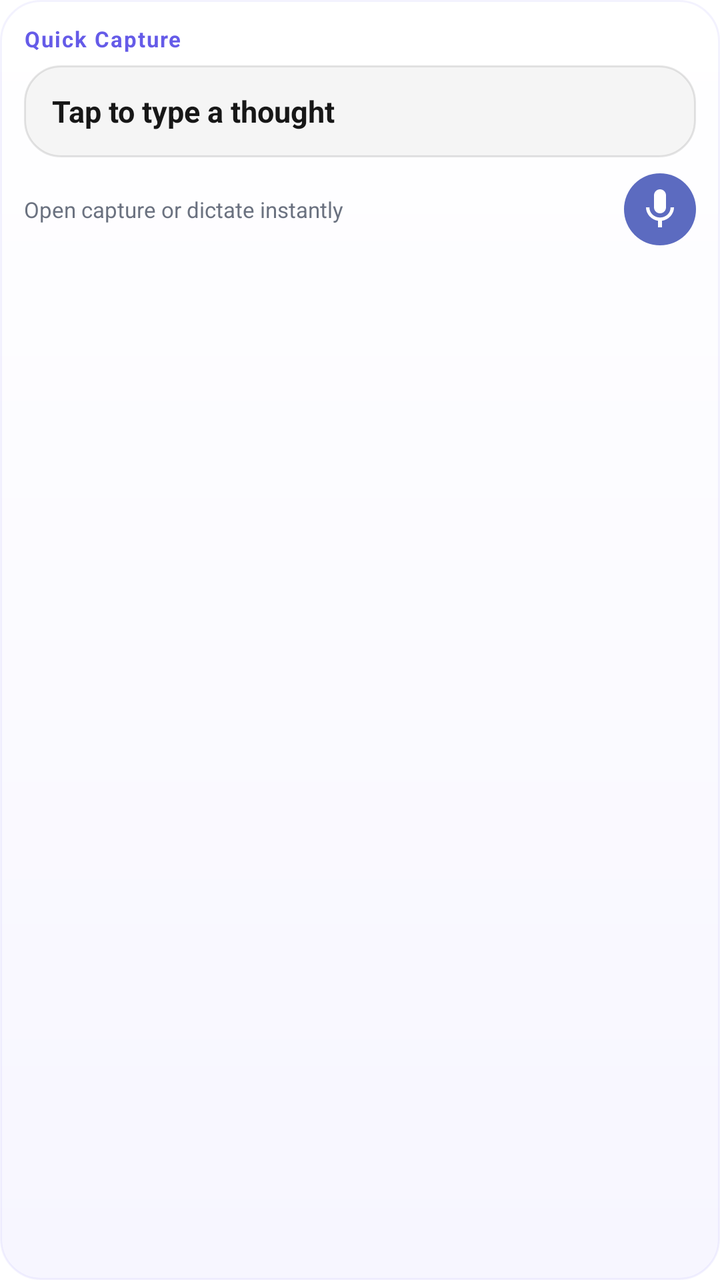
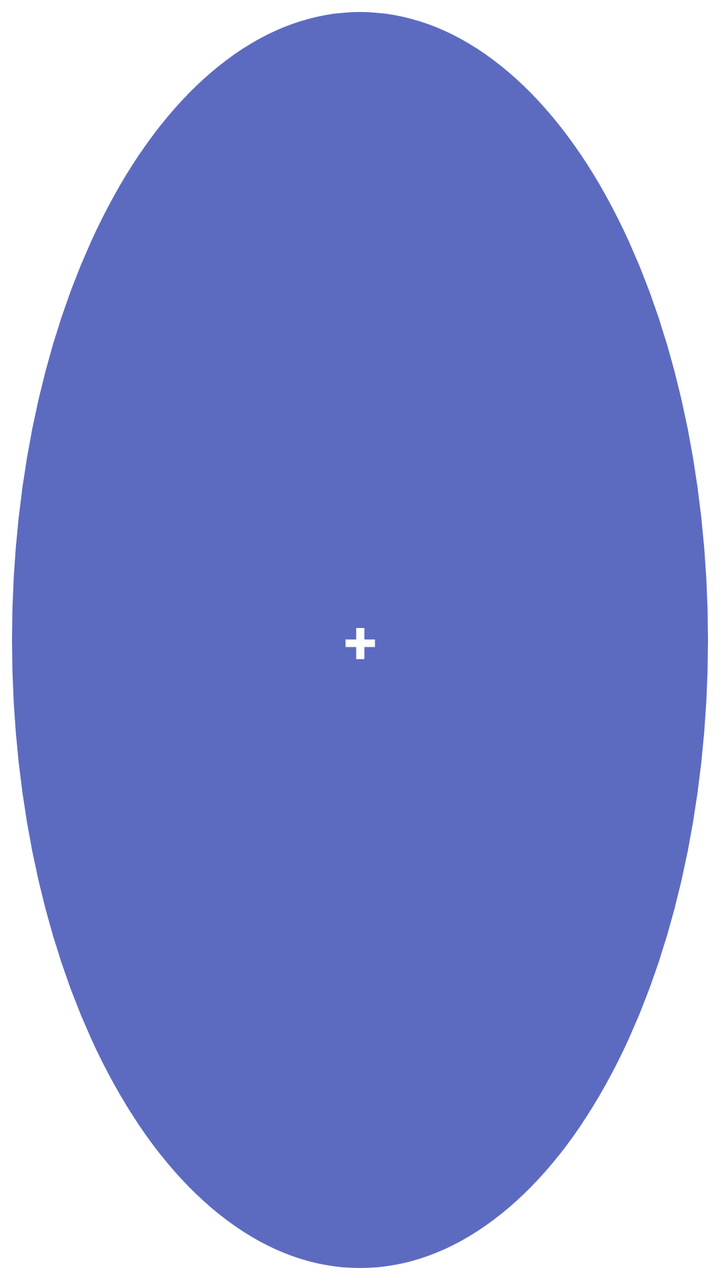

Two renders of the same Android screen: before a commit and after it. Below are the layout's source before the change and the commit's diff.
<!-- AndroidManifest.xml: application theme Theme.jot -->
<!-- res/layout/widget_quick_capture.xml -->
<?xml version="1.0" encoding="utf-8"?>
<LinearLayout xmlns:android="http://schemas.android.com/apk/res/android"
    android:layout_width="match_parent"
    android:layout_height="match_parent"
    android:orientation="vertical"
    android:background="@drawable/widget_background"
    android:padding="12dp">

    <TextView
        android:layout_width="wrap_content"
        android:layout_height="wrap_content"
        android:text="Quick Capture"
        android:textColor="#FF655BE8"
        android:textSize="11sp"
        android:textStyle="bold"
        android:letterSpacing="0.06" />

    <TextView
        android:id="@+id/capture_field"
        android:layout_width="match_parent"
        android:layout_height="wrap_content"
        android:layout_marginTop="6dp"
        android:background="@drawable/capture_field_bg"
        android:gravity="center_vertical"
        android:minHeight="46dp"
        android:paddingStart="14dp"
        android:paddingTop="10dp"
        android:paddingEnd="14dp"
        android:paddingBottom="10dp"
        android:text="Tap to type a thought"
        android:textColor="#FF171717"
        android:textSize="15sp"
        android:textStyle="bold" />

    <LinearLayout
        android:layout_width="match_parent"
        android:layout_height="wrap_content"
        android:layout_marginTop="8dp"
        android:gravity="center_vertical"
        android:orientation="horizontal">

        <TextView
            android:layout_width="0dp"
            android:layout_height="wrap_content"
            android:layout_weight="1"
            android:text="Open capture or dictate instantly"
            android:textColor="#FF6B7280"
            android:textSize="11sp" />

        <ImageButton
            android:id="@+id/capture_button"
            android:layout_width="36dp"
            android:layout_height="36dp"
            android:background="@drawable/capture_button_bg"
            android:contentDescription="Voice capture"
            android:scaleType="center"
            android:src="@drawable/ic_mic"
            android:tint="#FFFFFFFF" />
    </LinearLayout>

</LinearLayout>
<!-- resources referenced by this layout -->
<resources>
  <!-- drawable capture_button_bg (drawable) -->
  <?xml version="1.0" encoding="utf-8"?>
  <shape xmlns:android="http://schemas.android.com/apk/res/android"
      android:shape="oval">
      <solid android:color="#FF5C6BC0" />
  </shape>
  <!-- drawable capture_field_bg (drawable) -->
  <?xml version="1.0" encoding="utf-8"?>
  <shape xmlns:android="http://schemas.android.com/apk/res/android"
      android:shape="rectangle">
      <solid android:color="#FFF5F5F5" />
      <corners android:radius="18dp" />
      <stroke android:width="1dp" android:color="#1A000000" />
  </shape>
  <!-- drawable ic_mic (drawable) -->
  <?xml version="1.0" encoding="utf-8"?>
  <vector xmlns:android="http://schemas.android.com/apk/res/android"
      android:width="24dp" android:height="24dp"
      android:viewportWidth="24" android:viewportHeight="24">
      <path android:fillColor="#FFFFFFFF"
          android:pathData="M12,14c1.66,0 3,-1.34 3,-3L15,5c0,-1.66 -1.34,-3 -3,-3S9,3.34 9,5l0,6c0,1.66 1.34,3 3,3zM17.3,11c0,3 -2.54,5.1 -5.3,5.1S6.7,14 6.7,11L5,11c0,3.41 2.72,6.23 6,6.72L11,21l2,0 0,-3.28c3.28,-0.49 6,-3.31 6,-6.72l-1.7,0z"/>
  </vector>
  <!-- drawable widget_background (drawable) -->
  <?xml version="1.0" encoding="utf-8"?>
  <shape xmlns:android="http://schemas.android.com/apk/res/android"
      android:shape="rectangle">
      <gradient
          android:angle="270"
          android:startColor="#FFFFFFFF"
          android:endColor="#FFF7F6FF" />
      <corners android:radius="20dp" />
      <stroke android:width="1dp" android:color="#14655BE8" />
      <padding
          android:left="1dp"
          android:top="1dp"
          android:right="1dp"
          android:bottom="1dp" />
  </shape>
  <style name="Theme.jot" parent="Theme.MaterialComponents.DayNight.NoActionBar">
          
      </style>
</resources>

<!-- the commit's change to res/layout/widget_quick_capture.xml (unified diff, before → after) -->
@@ -1,61 +1,19 @@
 <?xml version="1.0" encoding="utf-8"?>
-<LinearLayout xmlns:android="http://schemas.android.com/apk/res/android"
+<FrameLayout xmlns:android="http://schemas.android.com/apk/res/android"
     android:layout_width="match_parent"
     android:layout_height="match_parent"
-    android:orientation="vertical"
-    android:background="@drawable/widget_background"
-    android:padding="12dp">
-
-    <TextView
-        android:layout_width="wrap_content"
-        android:layout_height="wrap_content"
-        android:text="Quick Capture"
-        android:textColor="#FF655BE8"
-        android:textSize="11sp"
-        android:textStyle="bold"
-        android:letterSpacing="0.06" />
+    android:padding="6dp">
 
     <TextView
         android:id="@+id/capture_field"
         android:layout_width="match_parent"
-        android:layout_height="wrap_content"
-        android:layout_marginTop="6dp"
-        android:background="@drawable/capture_field_bg"
-        android:gravity="center_vertical"
-        android:minHeight="46dp"
-        android:paddingStart="14dp"
-        android:paddingTop="10dp"
-        android:paddingEnd="14dp"
-        android:paddingBottom="10dp"
-        android:text="Tap to type a thought"
-        android:textColor="#FF171717"
-        android:textSize="15sp"
+        android:layout_height="match_parent"
+        android:background="@drawable/capture_button_bg"
+        android:contentDescription="Quick capture"
+        android:gravity="center"
+        android:text="+"
+        android:textColor="#FFFFFFFF"
+        android:textSize="30sp"
         android:textStyle="bold" />
 
-    <LinearLayout
-        android:layout_width="match_parent"
-        android:layout_height="wrap_content"
-        android:layout_marginTop="8dp"
-        android:gravity="center_vertical"
-        android:orientation="horizontal">
-
-        <TextView
-            android:layout_width="0dp"
-            android:layout_height="wrap_content"
-            android:layout_weight="1"
-            android:text="Open capture or dictate instantly"
-            android:textColor="#FF6B7280"
-            android:textSize="11sp" />
-
-        <ImageButton
-            android:id="@+id/capture_button"
-            android:layout_width="36dp"
-            android:layout_height="36dp"
-            android:background="@drawable/capture_button_bg"
-            android:contentDescription="Voice capture"
-            android:scaleType="center"
-            android:src="@drawable/ic_mic"
-            android:tint="#FFFFFFFF" />
-    </LinearLayout>
-
-</LinearLayout>
+</FrameLayout>
<!-- resource entries referenced after the edit -->
@@ -6,38 +6,6 @@
       android:shape="oval">
       <solid android:color="#FF5C6BC0" />
   </shape>
-  <!-- drawable capture_field_bg (drawable) -->
-  <?xml version="1.0" encoding="utf-8"?>
-  <shape xmlns:android="http://schemas.android.com/apk/res/android"
-      android:shape="rectangle">
-      <solid android:color="#FFF5F5F5" />
-      <corners android:radius="18dp" />
-      <stroke android:width="1dp" android:color="#1A000000" />
-  </shape>
-  <!-- drawable ic_mic (drawable) -->
-  <?xml version="1.0" encoding="utf-8"?>
-  <vector xmlns:android="http://schemas.android.com/apk/res/android"
-      android:width="24dp" android:height="24dp"
-      android:viewportWidth="24" android:viewportHeight="24">
-      <path android:fillColor="#FFFFFFFF"
-          android:pathData="M12,14c1.66,0 3,-1.34 3,-3L15,5c0,-1.66 -1.34,-3 -3,-3S9,3.34 9,5l0,6c0,1.66 1.34,3 3,3zM17.3,11c0,3 -2.54,5.1 -5.3,5.1S6.7,14 6.7,11L5,11c0,3.41 2.72,6.23 6,6.72L11,21l2,0 0,-3.28c3.28,-0.49 6,-3.31 6,-6.72l-1.7,0z"/>
-  </vector>
-  <!-- drawable widget_background (drawable) -->
-  <?xml version="1.0" encoding="utf-8"?>
-  <shape xmlns:android="http://schemas.android.com/apk/res/android"
-      android:shape="rectangle">
-      <gradient
-          android:angle="270"
-          android:startColor="#FFFFFFFF"
-          android:endColor="#FFF7F6FF" />
-      <corners android:radius="20dp" />
-      <stroke android:width="1dp" android:color="#14655BE8" />
-      <padding
-          android:left="1dp"
-          android:top="1dp"
-          android:right="1dp"
-          android:bottom="1dp" />
-  </shape>
   <style name="Theme.jot" parent="Theme.MaterialComponents.DayNight.NoActionBar">
           
       </style>
